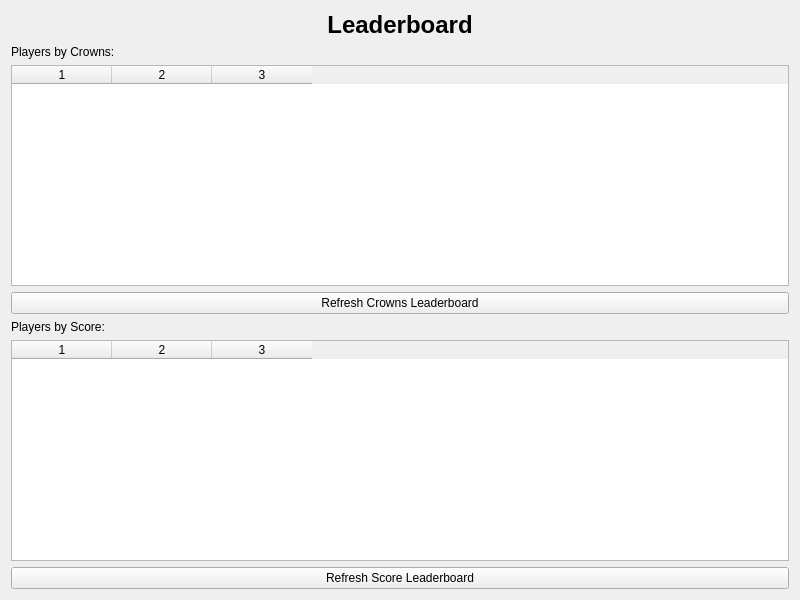
First picture: the form in return10/Client/LeaderboardWidget.ui, repository teodora-mustata/return10, before the edit.
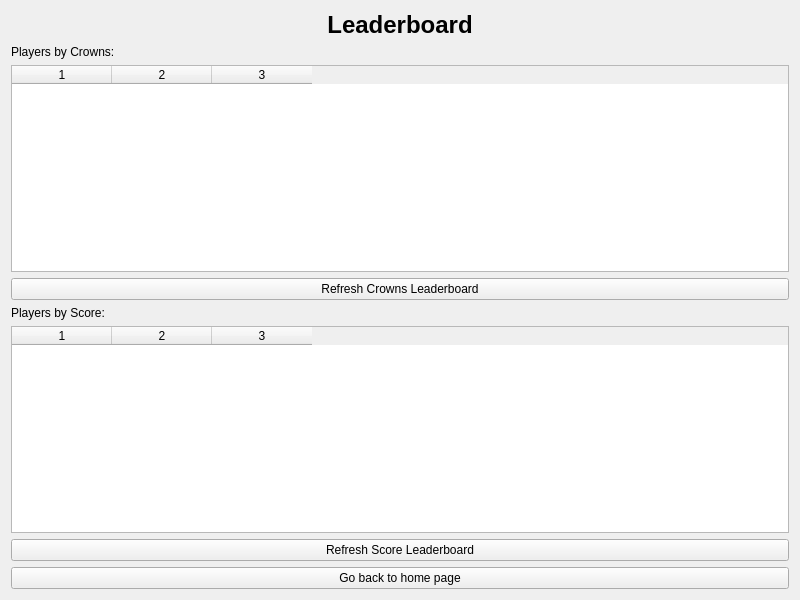
Second picture: the form after the edit.

Commit message: Changing functionalities from LeaderboardWidget

What changed in the file:
```diff
--- a/return10/Client/LeaderboardWidget.ui
+++ b/return10/Client/LeaderboardWidget.ui
@@ -83,6 +83,13 @@
 					</property>
 				</widget>
 			</item>
+			<item>
+				<widget class="QPushButton" name="goBackButton">
+					<property name="text">
+						<string>Go back to home page</string>
+					</property>
+				</widget>
+			</item>
 		</layout>
 	</widget>
 	<resources/>
```
Left out of the diff: 286 changed lines with no effect on the pictures. The commit also changes 8 other files.
